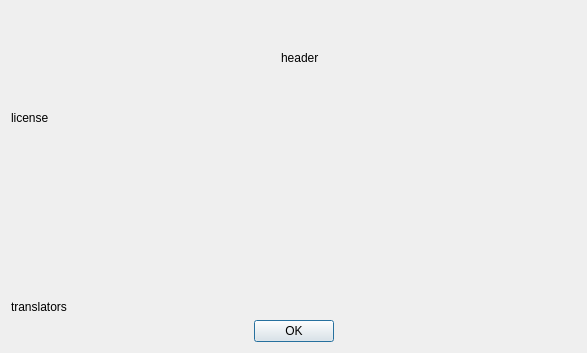
Qt form src/desktop/aboutdialog.ui (rgriebl/brickstore) before a commit.
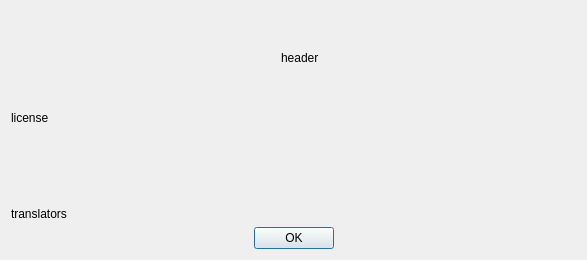
The same form after that commit. Icons and pictures are not drawn.

Diff of the .ui file:
```diff
--- a/src/desktop/aboutdialog.ui
+++ b/src/desktop/aboutdialog.ui
@@ -7,7 +7,7 @@
     <x>0</x>
     <y>0</y>
     <width>587</width>
-    <height>353</height>
+    <height>260</height>
    </rect>
   </property>
   <property name="windowTitle">
```
